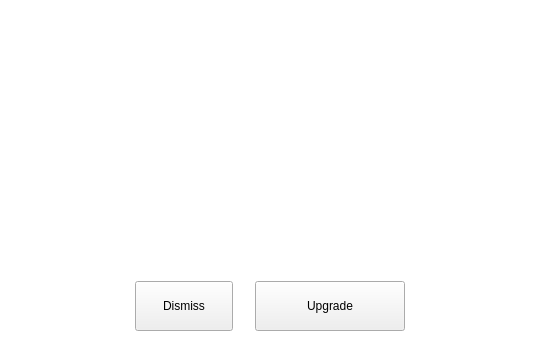
Above: src/MEGASync/gui/ui/OverQuotaDialog.ui from meganz/MEGAsync before the change. Below: the same form after it.
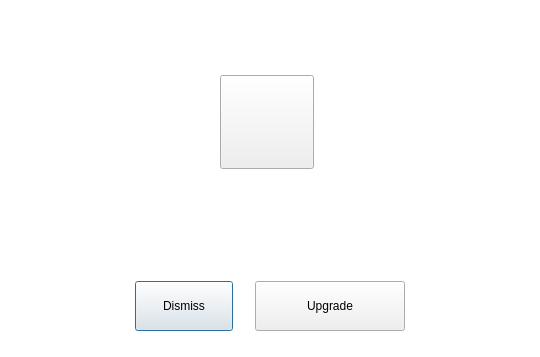
That is the form after the change. The open tabs and pages were chosen to show the change. Icons and pictures are not drawn. Custom widgets are drawn as their Qt base class.

Commit message: Adjust right token to containing widgets

What changed in the file:
```diff
--- a/src/MEGASync/gui/ui/OverQuotaDialog.ui
+++ b/src/MEGASync/gui/ui/OverQuotaDialog.ui
@@ -26,7 +26,7 @@
    <string>Storage full</string>
   </property>
   <property name="styleSheet">
-   <string notr="true">#OverquotaFullDialog
+   <string notr="true">#OverquotaFullDialog, #pageBandwidthFull, #pageStorageFull
 {
 background-color: #FFFFFF;/*colorToken.page-background*/
 }
@@ -35,7 +35,8 @@
 {
 font-size: 20px;
 line-height: 30px;
-}</string>
+}
+</string>
   </property>
   <layout class="QVBoxLayout" name="verticalLayout">
    <property name="spacing">
@@ -170,8 +171,11 @@
        <height>111</height>
       </size>
      </property>
+     <property name="styleSheet">
+      <string notr="true"/>
+     </property>
      <property name="currentIndex">
-      <number>0</number>
+      <number>1</number>
      </property>
      <widget class="QWidget" name="pageStorageFull">
       <property name="minimumSize">
@@ -203,7 +207,7 @@
         <number>0</number>
        </property>
        <item>
-        <widget class="QPushButton" name="buttonBigIcon">
+        <widget class="IconLabel" name="buttonBigIcon">
          <property name="minimumSize">
           <size>
            <width>100</width>
@@ -217,7 +221,7 @@
           </size>
          </property>
          <property name="styleSheet">
-          <string notr="true">border: none;</string>
+          <string notr="true"/>
          </property>
          <property name="text">
           <string/>
@@ -254,7 +258,7 @@
         <number>0</number>
        </property>
        <item>
-        <widget class="QPushButton" name="pushButton">
+        <widget class="IconLabel" name="toolButton">
          <property name="minimumSize">
           <size>
            <width>94</width>
@@ -268,7 +272,7 @@
           </size>
          </property>
          <property name="styleSheet">
-          <string notr="true">border: none;</string>
+          <string notr="true"/>
          </property>
          <property name="text">
           <string/>
@@ -425,6 +429,11 @@
   </layout>
  </widget>
  <customwidgets>
+  <customwidget>
+   <class>IconLabel</class>
+   <extends>QToolButton</extends>
+   <header>tokenizer/TokenizableItems/IconLabel.h</header>
+  </customwidget>
   <customwidget>
    <class>CustomLabel</class>
    <extends>QLabel</extends>
```
